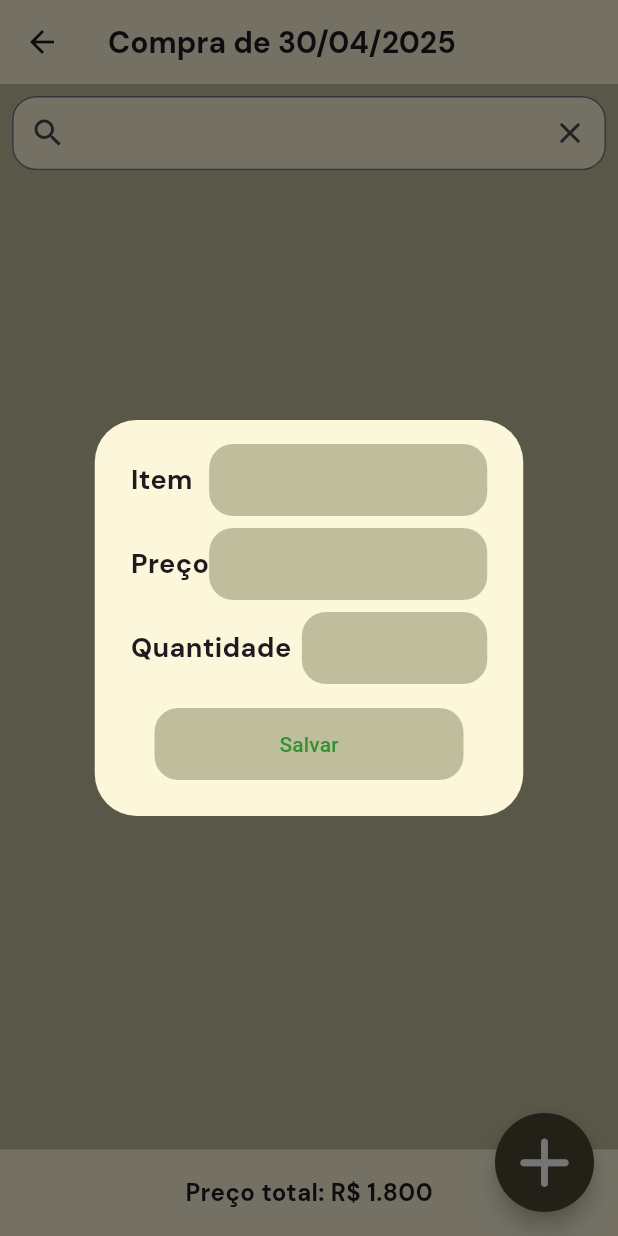
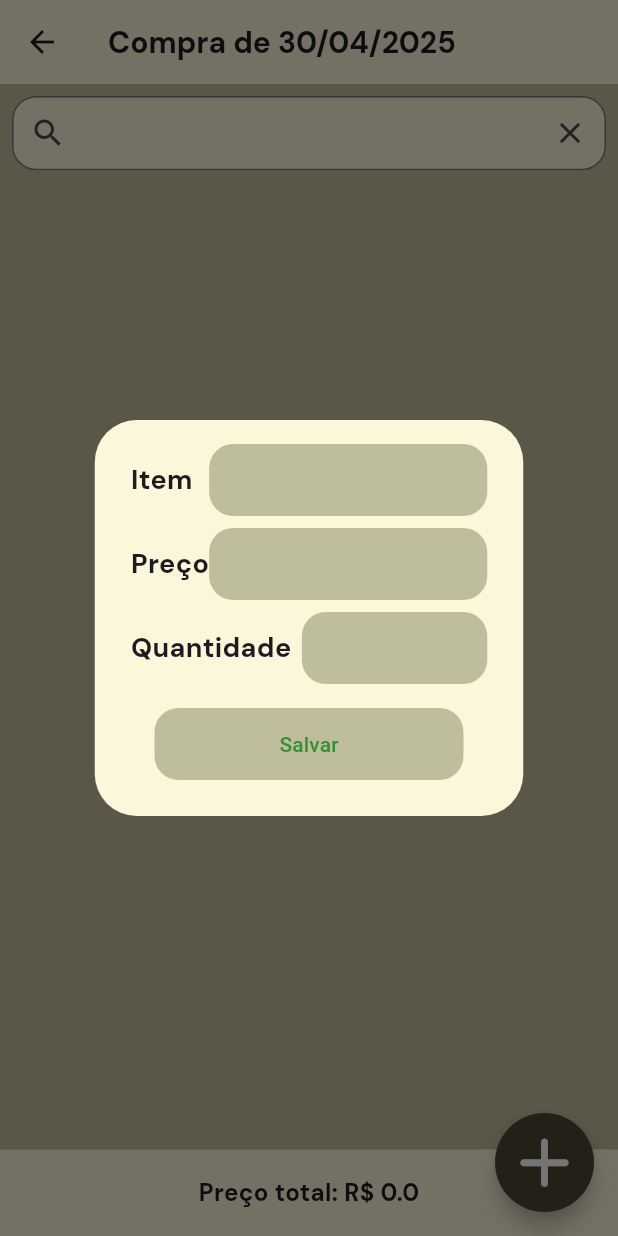
Before and after one commit to Mello8266/carrinho-compra, a Flutter app: the CardScreen screen opened directly with empty values, after a tap on the "add" icon, on a phone screen of 412 x 824 dp. Run offline on Flutter 3.47's test engine with Material 3 defaults, Android fonts, the phone set to English and light mode, and no system bars.

Commit message:
PopUp completo

```diff
--- a/carrinho_compra/lib/controller/card_screen_control.dart
+++ b/carrinho_compra/lib/controller/card_screen_control.dart
@@ -1,4 +1,17 @@
+import 'package:carrinho_compra/modal/item.dart';
+
 class CardScreenControl{
+  double calcPriceTotal({required List<Item> list}){
+    double total = 0;
+
+    for(var i in list){
+      total += i.priceTotal();
+    }
+
+    return total;
+  }
+
+
   // formatar data
   String formatDate(){
     String day = DateTime.now().day.toString();
--- a/carrinho_compra/lib/main.dart
+++ b/carrinho_compra/lib/main.dart
@@ -2,7 +2,7 @@ import 'package:carrinho_compra/view/initial_screen.dart';
 import 'package:carrinho_compra/widgets/style.dart';
 import 'package:flutter/material.dart';
 
-void main() {
+void main() async {
   runApp(const MyApp());
 }
 
--- a/carrinho_compra/lib/modal/card_carrinho.dart
+++ b/carrinho_compra/lib/modal/card_carrinho.dart
@@ -20,9 +20,6 @@ class CardCarrinho{
     return format;
   }
 
-  // Mudar essa variável para metodo
-  double? total;
-
   double tot(){
     double total1 = 0;
 
@@ -33,7 +30,7 @@ class CardCarrinho{
     return total1;
   }
 
-  CardCarrinho({this.title, this.total, required this.itens}){
+  CardCarrinho({this.title, required this.itens}){
     title ??= 'Compra de $data';
   }
 }
--- a/carrinho_compra/lib/repositore/card_list.dart
+++ b/carrinho_compra/lib/repositore/card_list.dart
@@ -7,7 +7,6 @@ class CardList{
   List<CardCarrinho> card = [
     CardCarrinho(
       title: 'compra do mês',
-      total: 1600,
       itens: <Item>[]
     )
   ];
--- a/carrinho_compra/lib/view/card_screen.dart
+++ b/carrinho_compra/lib/view/card_screen.dart
@@ -1,5 +1,4 @@
 import 'package:carrinho_compra/controller/card_screen_control.dart';
-import 'package:carrinho_compra/modal/item.dart';
 import 'package:carrinho_compra/repositore/item_list.dart';
 import 'package:carrinho_compra/widgets/card/card_item.dart';
 import 'package:carrinho_compra/widgets/card/pop_up.dart';
@@ -11,7 +10,7 @@ import 'package:flutter/material.dart';
 
 // ignore: must_be_immutable
 class CardScreen extends StatefulWidget {
-  List<Item> itemList;
+  ItemList itemList;
   CardScreen({super.key, required this.itemList});
 
   @override
@@ -20,7 +19,7 @@ class CardScreen extends StatefulWidget {
 
 class _CardScreenState extends State<CardScreen> {
   final CardScreenControl controllView = CardScreenControl();
-  late List<Item> itemList;
+  late ItemList itemList;
 
 
   @override
@@ -39,7 +38,16 @@ class _CardScreenState extends State<CardScreen> {
         title: textAppBar(text: "Compra de ${controllView.formatDate()}"),
         backgroundColor: color["backgroundCard"],
       ),
-      floatingActionButton: FloatingButtonInitial(callView: () => PopUp.popUp(context),),
+
+      // Adicionar novo item
+      floatingActionButton: FloatingButtonInitial(callView: () {
+        final popUp = PopUp(
+          itens: itemList.itens,
+          closed: () => Navigator.pop(context),
+        );
+        return popUp.popUp(context);
+      },),
+
       floatingActionButtonLocation: FloatingActionButtonLocation.endFloat,
       body: Column(
         children: [
@@ -57,18 +65,18 @@ class _CardScreenState extends State<CardScreen> {
             flex: 16,
             child: ListView.builder(
               shrinkWrap: true,
-              itemCount: itemList.length,
+              itemCount: itemList.itens.length,
               itemBuilder: (BuildContext context, int index){
                 return Padding(
                   padding: const EdgeInsets.symmetric(horizontal: 8.0, vertical: 12),
-                  child: CardItem(item: itemList[index],)
+                  child: CardItem(item: itemList.itens[index],)
                 );
               }
             ),
           ),
 
           // Preço total
-          PriceWidget(price: 'Preço total: R\$ 1.800',)
+          PriceWidget(price: 'Preço total: R\$ ${controllView.calcPriceTotal(list: itemList.itens)}',)
         ],
       ),
     );
--- a/carrinho_compra/lib/view/initial_screen.dart
+++ b/carrinho_compra/lib/view/initial_screen.dart
@@ -1,6 +1,7 @@
 import 'package:carrinho_compra/modal/card_carrinho.dart';
 import 'package:carrinho_compra/modal/item.dart';
 import 'package:carrinho_compra/repositore/card_list.dart';
+import 'package:carrinho_compra/repositore/item_list.dart';
 import 'package:carrinho_compra/view/card_screen.dart';
 import 'package:carrinho_compra/widgets/initial/floating_button.dart';
 import 'package:carrinho_compra/widgets/initial/card_initial.dart';
@@ -40,8 +41,8 @@ class _InitialScreenState extends State<InitialScreen> {
       floatingActionButton: FloatingButtonInitial(
         callView: () => Navigator.push(context,
           MaterialPageRoute(builder: (_) {
-            CardCarrinho newObj = CardCarrinho(itens: <Item>[]);
-            return CardScreen(itemList: newObj.itens,);
+            ItemList newObj = ItemList(itens: []);
+            return CardScreen(itemList: newObj,);
           })
         )
       ),
--- a/carrinho_compra/lib/widgets/card/card_item.dart
+++ b/carrinho_compra/lib/widgets/card/card_item.dart
@@ -33,10 +33,10 @@ class CardItem extends StatelessWidget{
             SizedBox(width: 25, child: textCard(text: item.totalItens.toString()),),
 
 
-            const SizedBox(width: 95,),
+            const SizedBox(width: 75,),
 
             // Preço
-            SizedBox(width: 65, child: textCard(text: "R\$ ${item.priceTotal.call().toString()}"),)
+            SizedBox(width: 85, child: textCard(text: "R\$ ${item.priceTotal.call().toString()}"),)
           ],
         ),
       ),
--- a/carrinho_compra/lib/widgets/card/pop_up.dart
+++ b/carrinho_compra/lib/widgets/card/pop_up.dart
@@ -1,18 +1,30 @@
+import 'package:carrinho_compra/modal/item.dart';
 import 'package:carrinho_compra/widgets/style.dart';
 import 'package:flutter/material.dart';
 
 class PopUp{
+  List<Item> itens;
+  VoidCallback closed;
 
-  static void popUp(BuildContext context){
+  PopUp({required this.itens, required this.closed});
 
+  void popUp(BuildContext context){
+    final itemController = TextEditingController();
+    final precoController = TextEditingController();
+    final quantidadeController = TextEditingController();
+
+    final GlobalKey<FormState> formKey = GlobalKey<FormState>();
 
     showDialog(context: context, builder:(context){
       final width = MediaQuery.of(context).size.width;
       final height = MediaQuery.of(context).size.height;
 
+
       return AlertDialog(
         backgroundColor: color["backgroundCard"],
-          content: SingleChildScrollView( child: Column(
+          content: Form(
+            key: formKey,
+            child: SingleChildScrollView( child: Column(
               mainAxisSize: MainAxisSize.min,
               children: [
                 // Item
@@ -30,6 +42,7 @@ class PopUp{
                       child: Padding(
                         padding: const EdgeInsets.symmetric(horizontal: 8.0),
                         child: TextFormField(
+                          controller: itemController,
                           decoration: const InputDecoration(
                             border: InputBorder.none,
                           ),
@@ -57,6 +70,7 @@ class PopUp{
                       child: Padding(
                         padding: const EdgeInsets.symmetric(horizontal: 8.0),
                         child: TextFormField(
+                          controller: precoController,
                           keyboardType: TextInputType.number,
                           decoration: const InputDecoration(
                             border: InputBorder.none,
@@ -86,6 +100,7 @@ class PopUp{
                       child: Padding(
                         padding: const EdgeInsets.symmetric(horizontal: 8.0),
                         child: TextFormField(
+                          controller: quantidadeController,
                           keyboardType: TextInputType.number,
                           textAlign: TextAlign.center,
                           decoration: const InputDecoration(
@@ -109,7 +124,17 @@ class PopUp{
                   ),
 
                   child: TextButton(
-                  onPressed: (){},
+                    onPressed: (){
+                      final newItem = Item(
+                        name: itemController.text,
+                        totalItens: int.parse(quantidadeController.text),
+                        price: double.parse(precoController.text.replaceAll(",", ".")),
+                      );
+
+                      itens.add(newItem);
+
+                      closed();
+                    },
                     child: Center(
                       child: Text(
                         "Salvar",
@@ -121,7 +146,8 @@ class PopUp{
                   ),
                 )
               ],
-          ))
+            )),
+          )
       );
     });
 
--- a/carrinho_compra/lib/widgets/initial/card_initial.dart
+++ b/carrinho_compra/lib/widgets/initial/card_initial.dart
@@ -13,11 +13,11 @@ class Cardinitial extends StatelessWidget{
 
 
   String format(){
-    String nFormat = cardCarrinho.total.toString();
+    String nFormat = cardCarrinho.tot().toString();
 
     nFormat = nFormat.replaceAllMapped('.', (match) => ',');
 
-    if(cardCarrinho.total !> 999){
+    if(cardCarrinho.tot() > 999){
       nFormat = nFormat.replaceRange(1, 1, '.');
     }
 
--- a/carrinho_compra/pubspec.yaml
+++ b/carrinho_compra/pubspec.yaml
@@ -13,6 +13,7 @@ dependencies:
     sdk: flutter
 
   cupertino_icons: ^1.0.6
+  hive: ^2.2.3
 
 dev_dependencies:
   flutter_test:
```
Also changed, not shown: carrinho_compra/lib/repositore/item_list.dart (+0 -8 lines), carrinho_compra/pubspec.lock. Lines whose indentation alone changed are shown as unchanged.
